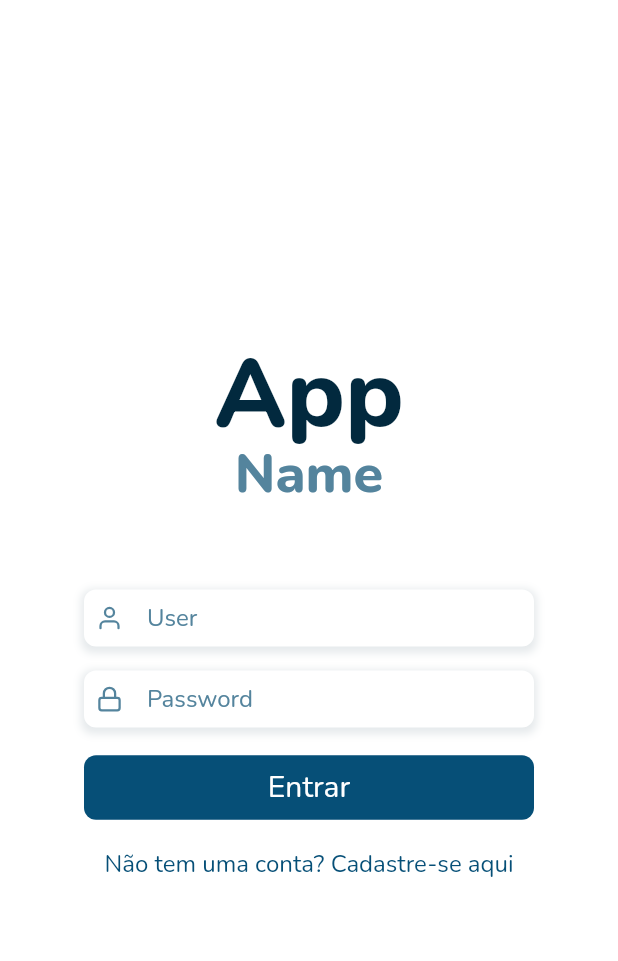
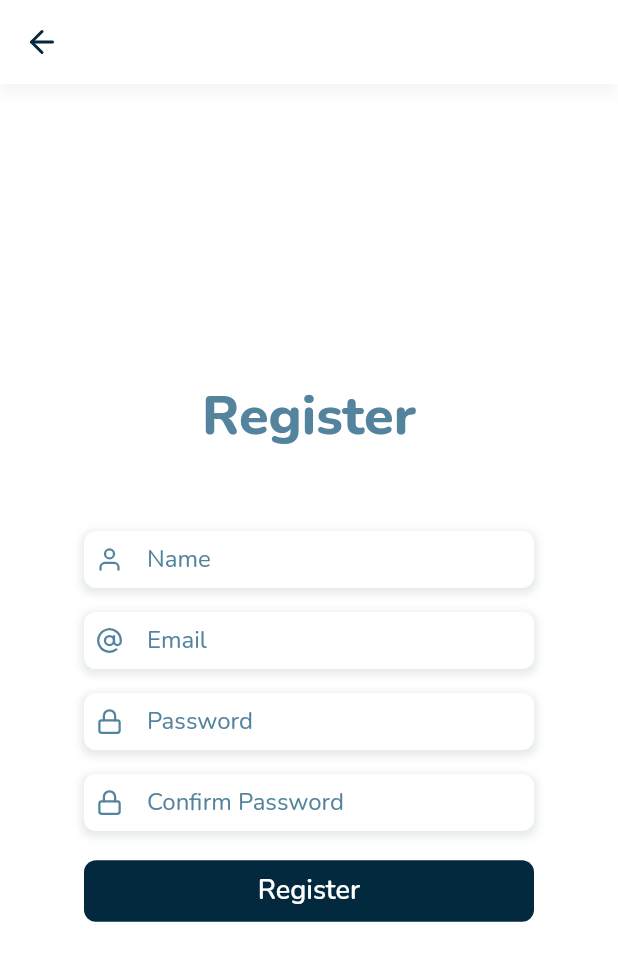
Before and after one commit to FelipeNS/flutter-login, a Flutter app: the screen it shows after launch, on a phone screen of 412 x 824 dp. Shown: the top 961 px of the screen. Run offline on Flutter 3.47's test engine with Material 2 defaults, Android fonts, the phone set to English and light mode, and no system bars; our stand-ins replace flutter_icons, google_fonts.

Commit message:
Create signup view

```diff
--- a/lib/core/app.button_styles.dart
+++ b/lib/core/app.button_styles.dart
@@ -3,7 +3,7 @@ import 'package:flutter_login/core/app.colors.dart';
 
 class ButtonStyles {
   static final ButtonStyle primary = TextButton.styleFrom(
-    backgroundColor: AppColors.blue_200,
+    backgroundColor: AppColors.blue_300,
     padding: const EdgeInsets.symmetric(vertical: 8.0),
     shape: const RoundedRectangleBorder(
       borderRadius: BorderRadius.all(Radius.circular(8.0)),
--- a/lib/core/app.text_styles.dart
+++ b/lib/core/app.text_styles.dart
@@ -34,7 +34,7 @@ class AppTextStyles {
 
   static final TextStyle button = GoogleFonts.nunito(
     color: AppColors.white,
-    fontSize: 20.0,
-    fontWeight: FontWeight.w400,
+    fontSize: 18.0,
+    fontWeight: FontWeight.w600,
   );
 }
--- a/lib/core/app.widget.dart
+++ b/lib/core/app.widget.dart
@@ -1,5 +1,6 @@
 import 'package:flutter/material.dart';
 import 'package:flutter_login/view/signin.view.dart';
+import 'package:flutter_login/view/signup.view.dart';
 
 class AppWidget extends StatelessWidget {
   const AppWidget({ Key? key }) : super(key: key);
@@ -9,7 +10,7 @@ class AppWidget extends StatelessWidget {
     return MaterialApp(
       debugShowCheckedModeBanner: false,
       title: "Flutter Login",
-      home: SigninView(),
+      home: SignupView(),
     );
   }
 }
--- a/lib/view/signin.view.dart
+++ b/lib/view/signin.view.dart
@@ -17,10 +17,7 @@ class SigninView extends StatelessWidget {
       body: Container(
         width: double.infinity,
         padding: const EdgeInsets.all(56.0),
-        child: Row(
-          crossAxisAlignment: CrossAxisAlignment.stretch,
-          children: [
-            Expanded(
+        child: Expanded(
           child: Column(
             mainAxisAlignment: MainAxisAlignment.center,
             crossAxisAlignment: CrossAxisAlignment.stretch,
@@ -60,6 +57,7 @@ class SigninView extends StatelessWidget {
                       padding: const EdgeInsets.all(8.0),
                       child: Flexible(
                         child: TextFormField(
+                          keyboardType: TextInputType.emailAddress,
                           cursorColor: AppColors.blue_300,
                           style: AppTextStyles.body,
                           decoration: InputDecoration(
@@ -81,7 +79,7 @@ class SigninView extends StatelessWidget {
                           ),
                           validator: (value) {
                             if(value!.isEmpty) {
-                                  return 'Inválid e-mail address';
+                              return 'Invalid e-mail address';
                             }
                             return null;
                           },
@@ -102,6 +100,7 @@ class SigninView extends StatelessWidget {
                       padding: const EdgeInsets.all(8.0),
                       child: Flexible(
                         child: TextFormField(
+                          obscureText: true,
                           cursorColor: AppColors.blue_300,
                           style: AppTextStyles.body,
                           decoration: InputDecoration(
@@ -135,7 +134,7 @@ class SigninView extends StatelessWidget {
                       },
                       style: ButtonStyles.primary,
                       child: Text(
-                            'Entrar',
+                        'Login',
                         style: AppTextStyles.button,
                       ),
                     ),
@@ -153,8 +152,6 @@ class SigninView extends StatelessWidget {
             ],
           ),
         ),
-          ],
-        ),
       ),
     );
   }
--- /dev/null
+++ b/lib/view/signup.view.dart
@@ -0,0 +1,250 @@
+import 'package:flutter/material.dart';
+import 'package:flutter/services.dart';
+import 'package:flutter_icons/flutter_icons.dart';
+import 'package:flutter_login/core/app.button_styles.dart';
+import 'package:flutter_login/core/core.dart';
+
+class SignupView extends StatelessWidget {
+  SignupView({ Key? key }) : super(key: key);
+
+  final _formKey = GlobalKey<FormState>();
+
+  @override
+  Widget build(BuildContext context) {
+    return Scaffold(
+      appBar: AppBar(
+        backgroundColor: AppColors.white,
+        shadowColor: AppColors.shadow,
+        leading: IconButton(
+          onPressed: () => {},
+          icon: Icon(
+            Feather.arrow_left,
+            size: 24,
+            color: AppColors.blue_300,
+          ),
+        ),
+      ),
+      body: Container(
+        color: AppColors.white,
+        width: double.infinity,
+        height: double.infinity,
+        child: Center(
+          child: SingleChildScrollView(
+            padding: const EdgeInsets.all(56.0),
+            child: Column(
+              mainAxisAlignment: MainAxisAlignment.center,
+              crossAxisAlignment: CrossAxisAlignment.stretch,
+              children: [
+                Column(
+                  mainAxisAlignment: MainAxisAlignment.center,
+                  crossAxisAlignment: CrossAxisAlignment.stretch,
+                  children: [
+                    Text(
+                      'Register',
+                      style: AppTextStyles.subTitle,
+                      textAlign: TextAlign.center,
+                    ),
+                  ],
+                ),
+                const SizedBox(
+                  height: 56.0,
+                ),
+                Form(
+                  key: _formKey,
+                  child: Column(
+                    crossAxisAlignment: CrossAxisAlignment.stretch,
+                    children: [
+                      Container(
+                        padding: const EdgeInsets.all(8.0),
+                        decoration: BoxDecoration(
+                          color: AppColors.white,
+                          boxShadow: [ AppShadows.box ],
+                          borderRadius: const BorderRadius.all(
+                            Radius.circular(8.0)
+                          ),
+                        ),
+                        child: Flexible(
+                          child: TextFormField(
+                            cursorColor: AppColors.blue_300,
+                            style: AppTextStyles.body,
+                            decoration: InputDecoration(
+                              focusColor: AppColors.blue_200,
+                              isDense: true,
+                              contentPadding: EdgeInsets.zero,
+                              border: InputBorder.none,
+                              focusedBorder: InputBorder.none,
+                              enabledBorder: InputBorder.none,
+                              errorBorder: InputBorder.none,
+                              disabledBorder: InputBorder.none,
+                              hintStyle: AppTextStyles.placeholder,
+                              hintText: 'Name',
+                              icon: Icon(
+                                Feather.user,
+                                size: 18.0,
+                                color: AppColors.blue_100,
+                              ),
+                            ),
+                            validator: (value) {
+                              if(value!.isEmpty) {
+                                return 'Invalid name';
+                              }
+                              return null;
+                            },
+                          ),
+                        ),
+                      ),
+                      const SizedBox(
+                        height: 16.0,
+                      ),
+                      Container(
+                        padding: const EdgeInsets.all(8.0),
+                        decoration: BoxDecoration(
+                          color: AppColors.white,
+                          boxShadow: [ AppShadows.box ],
+                          borderRadius: const BorderRadius.all(
+                            Radius.circular(8.0)
+                          ),
+                        ),
+                        child: Flexible(
+                          child: TextFormField(
+                            keyboardType: TextInputType.emailAddress,
+                            cursorColor: AppColors.blue_300,
+                            style: AppTextStyles.body,
+                            decoration: InputDecoration(
+                              focusColor: AppColors.blue_200,
+                              isDense: true,
+                              contentPadding: EdgeInsets.zero,
+                              border: InputBorder.none,
+                              focusedBorder: InputBorder.none,
+                              enabledBorder: InputBorder.none,
+                              errorBorder: InputBorder.none,
+                              disabledBorder: InputBorder.none,
+                              hintStyle: AppTextStyles.placeholder,
+                              hintText: 'Email',
+                              icon: Icon(
+                                Feather.at_sign,
+                                size: 18.0,
+                                color: AppColors.blue_100,
+                              ),
+                            ),
+                            validator: (value) {
+                              if(value!.isEmpty) {
+                                return 'Inválid e-mail address';
+                              }
+                              return null;
+                            },
+                          ),
+                        ),
+                      ),
+                      const SizedBox(
+                        height: 16.0,
+                      ),
+                      Container(
+                        padding: const EdgeInsets.all(8.0),
+                        decoration: BoxDecoration(
+                          color: AppColors.white,
+                          boxShadow: [ AppShadows.box ],
+                          borderRadius: const BorderRadius.all(
+                            Radius.circular(8.0)
+                          ),
+                        ),
+                        child: Flexible(
+                          child: TextFormField(
+                            obscureText: true,
+                            cursorColor: AppColors.blue_300,
+                            style: AppTextStyles.body,
+                            decoration: InputDecoration(
+                              focusColor: AppColors.blue_200,
+                              isDense: true,
+                              contentPadding: EdgeInsets.zero,
+                              border: InputBorder.none,
+                              focusedBorder: InputBorder.none,
+                              enabledBorder: InputBorder.none,
+                              errorBorder: InputBorder.none,
+                              disabledBorder: InputBorder.none,
+                              hintStyle: AppTextStyles.placeholder,
+                              hintText: 'Password',
+                              icon: Icon(
+                                Feather.lock,
+                                size: 18.0,
+                                color: AppColors.blue_100,
+                              ),
+                            ),
+                            validator: (value) {
+                              if(value!.isEmpty) {
+                                return 'Invalid password';
+                              }
+                              return null;
+                            },
+                          ),
+                        ),
+                      ),
+                      const SizedBox(
+                        height: 16.0,
+                      ),
+                      Container(
+                        padding: const EdgeInsets.all(8.0),
+                        decoration: BoxDecoration(
+                          color: AppColors.white,
+                          boxShadow: [ AppShadows.box ],
+                          borderRadius: const BorderRadius.all(
+                            Radius.circular(8.0)
+                          ),
+                        ),
+                        child: Flexible(
+                          child: TextFormField(
+                            obscureText: true,
+                            cursorColor: AppColors.blue_300,
+                            style: AppTextStyles.body,
+                            decoration: InputDecoration(
+                              focusColor: AppColors.blue_200,
+                              isDense: true,
+                              contentPadding: EdgeInsets.zero,
+                              border: InputBorder.none,
+                              focusedBorder: InputBorder.none,
+                              enabledBorder: InputBorder.none,
+                              errorBorder: InputBorder.none,
+                              disabledBorder: InputBorder.none,
+                              hintStyle: AppTextStyles.placeholder,
+                              hintText: 'Confirm Password',
+                              icon: Icon(
+                                Feather.lock,
+                                size: 18.0,
+                                color: AppColors.blue_100,
+                              ),
+                            ),
+                            validator: (value) {
+                              if(value!.isEmpty) {
+                                return 'Invalid password';
+                              }
+                              return null;
+                            },
+                          ),
+                        ),
+                      ),
+                      const SizedBox(
+                        height: 16.0,
+                      ),
+                      TextButton(
+                        onPressed: () => {
+                          if(_formKey.currentState!.validate()) {
+                            _formKey.currentState!.save()
+                          }
+                        },
+                        style: ButtonStyles.primary,
+                        child: Text(
+                          'Register',
+                          style: AppTextStyles.button,
+                        ),
+                      ),
+                    ],
+                  ),
+                ),
+              ],
+            ),
+          ),
+        ),
+      ),
+    );
+  }
+}
```
Lines whose indentation alone changed are shown as unchanged.
